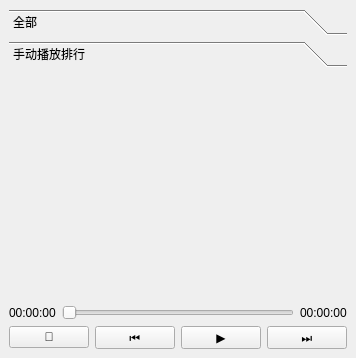
Qt form musicplayer.ui (ggggjlgl/LearnCPP-MusicPlayer) before a commit.
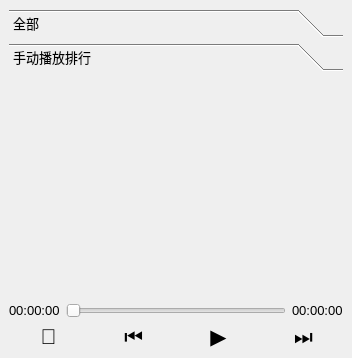
The same form after that commit. The open tabs and pages were chosen to show the change.

Commit message: bind func for buttons

```diff
--- a/musicplayer.ui
+++ b/musicplayer.ui
@@ -10,22 +10,34 @@
     <height>358</height>
    </rect>
   </property>
+  <property name="font">
+   <font>
+    <pointsize>10</pointsize>
+   </font>
+  </property>
   <property name="windowTitle">
    <string>MusicPlayer</string>
   </property>
   <property name="styleSheet">
    <string notr="true">QListWidget {
-    background: transparent;  /* 继承父组件背景 */
-    font-size: 12px;         /* 增大字体 */
-    outline: 0;              /* 移除焦点虚线框 */
-}
-QListWidget::item {
-    height: 20px;            /* 设置行高 */
-    border: none;            /* 移除边框 */
+    background-color: transparent;
+    padding: 4px;
+    outline: 0;
+    font-family: &quot;Microsoft YaHei&quot;;
+    font-size: 12pt;
 }
 QListWidget::item:selected {
-    background: #3498DB;      /* 选中项背景色 */
-    color: white;             /* 选中项文字颜色 */
+    background-color: #4a90e2; /* 蓝色选中背景 */
+    color: white;
+    border-radius: 6px;
+    font-weight: bold;
+}
+QPushButton {
+	background-color: transparent;
+	border: none;
+}
+QPushButton:hover {
+	background-color: white;
 }</string>
   </property>
   <widget class="QWidget" name="centralwidget">
@@ -36,6 +48,11 @@
        <layout class="QVBoxLayout" name="verticalLayout_3">
         <item>
          <widget class="QToolBox" name="toolBox">
+          <property name="font">
+           <font>
+            <pointsize>10</pointsize>
+           </font>
+          </property>
           <property name="currentIndex">
            <number>0</number>
           </property>
@@ -79,13 +96,25 @@
              <x>0</x>
              <y>0</y>
              <width>330</width>
-             <height>216</height>
+             <height>210</height>
             </rect>
            </property>
            <attribute name="label">
             <string>手动播放排行</string>
            </attribute>
            <layout class="QVBoxLayout" name="verticalLayout_7">
+            <property name="leftMargin">
+             <number>0</number>
+            </property>
+            <property name="topMargin">
+             <number>0</number>
+            </property>
+            <property name="rightMargin">
+             <number>0</number>
+            </property>
+            <property name="bottomMargin">
+             <number>0</number>
+            </property>
             <item>
              <layout class="QVBoxLayout" name="verticalLayout_6">
               <item>
@@ -103,6 +132,11 @@
        <layout class="QHBoxLayout" name="horizontalLayout_3">
         <item>
          <widget class="QLabel" name="lbStartTIme">
+          <property name="font">
+           <font>
+            <pointsize>10</pointsize>
+           </font>
+          </property>
           <property name="text">
            <string>00:00:00</string>
           </property>
@@ -120,6 +154,11 @@
         </item>
         <item>
          <widget class="QLabel" name="lbTotalTIme">
+          <property name="font">
+           <font>
+            <pointsize>10</pointsize>
+           </font>
+          </property>
           <property name="text">
            <string>00:00:00</string>
           </property>
@@ -131,6 +170,11 @@
        <layout class="QHBoxLayout" name="horizontalLayout_2">
         <item>
          <widget class="QPushButton" name="pbFolder">
+          <property name="font">
+           <font>
+            <pointsize>16</pointsize>
+           </font>
+          </property>
           <property name="text">
            <string>📁</string>
           </property>
@@ -138,6 +182,11 @@
         </item>
         <item>
          <widget class="QPushButton" name="pbPrev">
+          <property name="font">
+           <font>
+            <pointsize>16</pointsize>
+           </font>
+          </property>
           <property name="text">
            <string>⏮️</string>
           </property>
@@ -145,6 +194,11 @@
         </item>
         <item>
          <widget class="QPushButton" name="pbPlay">
+          <property name="font">
+           <font>
+            <pointsize>16</pointsize>
+           </font>
+          </property>
           <property name="text">
            <string>▶️</string>
           </property>
@@ -152,6 +206,11 @@
         </item>
         <item>
          <widget class="QPushButton" name="pbNext">
+          <property name="font">
+           <font>
+            <pointsize>16</pointsize>
+           </font>
+          </property>
           <property name="text">
            <string>⏭️</string>
           </property>
```
Left out of the diff: 2 changed lines with no effect on the pictures. The commit also changes 3 other files.
